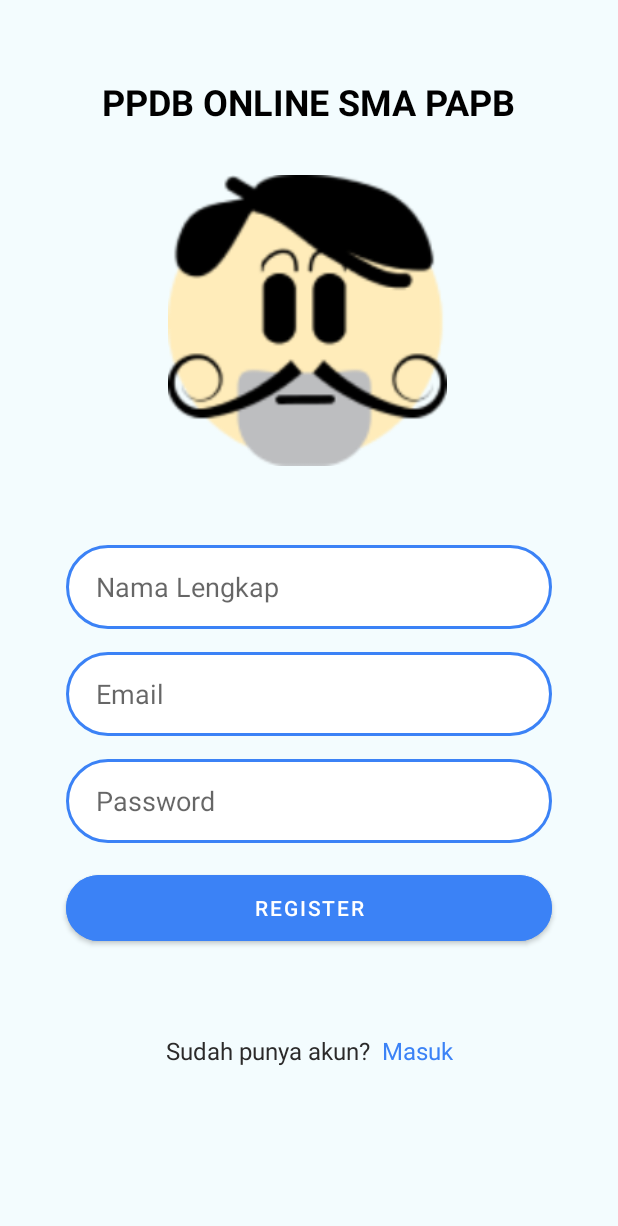
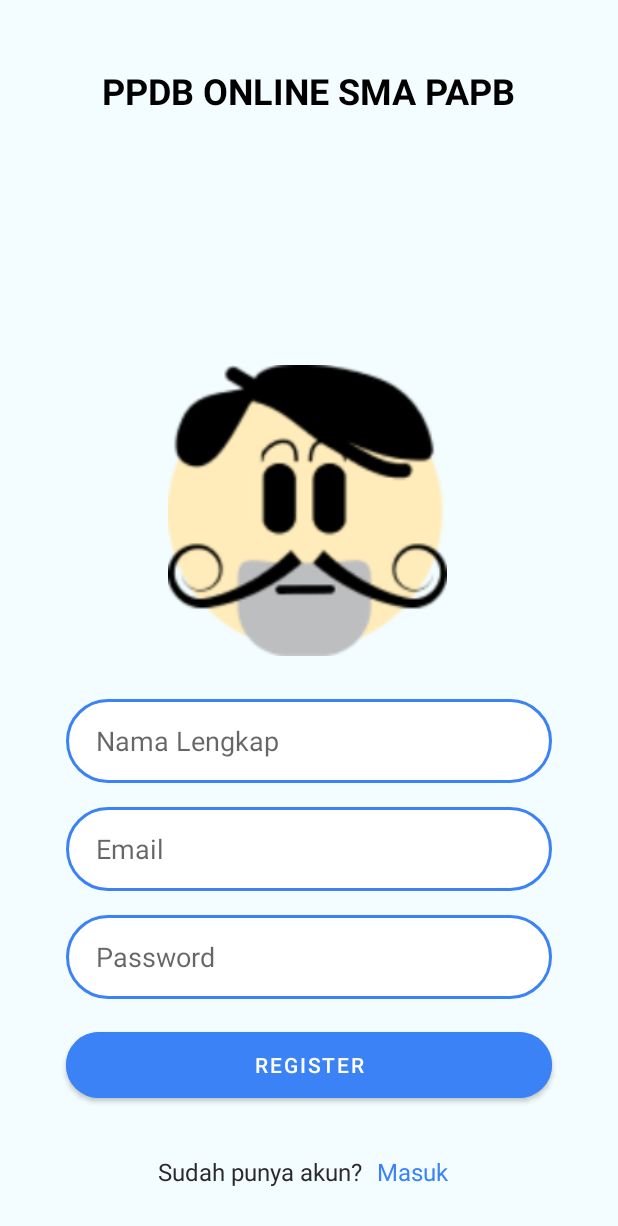
Before and after one commit to thoriqadillah/ppdb-papb, an Android app: the MainActivity screen opened directly, with no data from a screen before it, on a phone screen of 412 x 824 dp. Shown: the top 1226 px of the screen. Run offline under Robolectric (Android 15) with nearby library versions, the phone set to English and light mode, and no system bars; our stand-ins replace Firebase (no records; nobody signed in at launch, a user with empty details on screens opened directly); Roboto replaces fonts that are not available here.

Commit message:
login regist fixed

```diff
--- a/app/src/main/java/com/example/ppdb/HalamanUtama.java
+++ b/app/src/main/java/com/example/ppdb/HalamanUtama.java
@@ -21,7 +21,7 @@ import com.google.firebase.auth.FirebaseAuth;
 public class HalamanUtama extends AppCompatActivity  implements NavigationView.OnNavigationItemSelectedListener, View.OnClickListener {
 
     private DrawerLayout drawer;
-    Button idLogout, btnDataDiri, btnPengumuman, btnNilai;
+    Button idLogout, btnDataDiri, btnDaftarSiswa, btnNilai;
 
     @Override
     protected void onCreate(Bundle savedInstanceState) {
@@ -38,11 +38,11 @@ public class HalamanUtama extends AppCompatActivity  implements NavigationView.O
 
         btnDataDiri = findViewById(R.id.btnDataDiri);
         btnNilai = findViewById(R.id.btnNilai);
-        btnPengumuman = findViewById(R.id.btnPengumuman);
+        btnDaftarSiswa = findViewById(R.id.btnDaftarSiswa);
 
         btnDataDiri.setOnClickListener(this);
         btnNilai.setOnClickListener(this);
-        btnPengumuman.setOnClickListener(this);
+        btnDaftarSiswa.setOnClickListener(this);
 
         ActionBarDrawerToggle toggle = new ActionBarDrawerToggle(this, drawer, toolbar,
                 R.string.navigation_drawer_open, R.string.navigation_drawer_close);
--- a/app/src/main/java/com/example/ppdb/PengumumanActivity.java
+++ b/app/src/main/java/com/example/ppdb/PengumumanActivity.java
@@ -21,6 +21,7 @@ import java.util.ArrayList;
 public class PengumumanActivity extends AppCompatActivity {
     FirebaseDatabase db = FirebaseDatabase.getInstance("https://ppdb-papb-1a3c3-default-rtdb.asia-southeast1.firebasedatabase.app");
     DatabaseReference dbReference = db.getReference(Siswa.class.getSimpleName());
+    DatabaseReference dbReference2 = db.getReference(Siswa.class.getSimpleName()).child("Nilai");
 
     ArrayList<Siswa> list;
     Adapter adapter;
@@ -52,6 +53,7 @@ public class PengumumanActivity extends AppCompatActivity {
                     Siswa mhs = dataSnapshot1.getValue(Siswa.class);
                     list.add(mhs);
                 }
+                for (list : )
                 adapter.notifyDataSetChanged();
             }
 
--- a/app/src/main/res/layout/activity_main.xml
+++ b/app/src/main/res/layout/activity_main.xml
@@ -11,33 +11,33 @@
         android:id="@+id/imageView3"
         android:layout_width="186dp"
         android:layout_height="195dp"
-        android:layout_marginTop="116dp"
+        android:layout_marginBottom="28dp"
+        app:layout_constraintBottom_toTopOf="@+id/namaLengkapFormRegister"
         app:layout_constraintEnd_toEndOf="parent"
         app:layout_constraintHorizontal_bias="0.497"
         app:layout_constraintStart_toStartOf="parent"
-        app:layout_constraintTop_toTopOf="parent"
+        app:layout_constraintTop_toBottomOf="@+id/txtJudul"
+        app:layout_constraintVertical_bias="1.0"
         app:srcCompat="@drawable/logo_ppdb" />
 
     <TextView
         android:id="@+id/txtJudul"
         android:layout_width="wrap_content"
         android:layout_height="wrap_content"
-        android:layout_marginBottom="32dp"
+        android:layout_marginTop="44dp"
         android:text="PPDB ONLINE SMA PAPB"
         android:textColor="#000000"
         android:textSize="24sp"
         android:textStyle="bold"
-        app:layout_constraintBottom_toTopOf="@+id/imageView3"
-        app:layout_constraintEnd_toEndOf="@+id/imageView3"
-        app:layout_constraintHorizontal_bias="0.494"
-        app:layout_constraintStart_toStartOf="@+id/imageView3" />
+        app:layout_constraintEnd_toEndOf="parent"
+        app:layout_constraintStart_toStartOf="parent"
+        app:layout_constraintTop_toTopOf="parent" />
 
     <EditText
         android:id="@+id/emailFormRegister"
         android:layout_width="324dp"
         android:layout_height="56dp"
-        android:layout_marginStart="56dp"
-        android:layout_marginTop="15dp"
+        android:layout_marginBottom="16dp"
         android:background="@drawable/inputdesign"
         android:ems="10"
         android:hint="Email"
@@ -45,16 +45,15 @@
         android:paddingLeft="20dp"
         android:scrollbarSize="4dp"
         android:textColor="#000000"
-        app:layout_constraintEnd_toEndOf="@+id/namaLengkapFormRegister"
-        app:layout_constraintHorizontal_bias="1.0"
-        app:layout_constraintStart_toStartOf="@+id/namaLengkapFormRegister"
-        app:layout_constraintTop_toBottomOf="@+id/namaLengkapFormRegister" />
+        app:layout_constraintBottom_toTopOf="@+id/passwordFormRegister"
+        app:layout_constraintEnd_toEndOf="parent"
+        app:layout_constraintStart_toStartOf="parent" />
 
     <EditText
         android:id="@+id/passwordFormRegister"
         android:layout_width="324dp"
         android:layout_height="56dp"
-        android:layout_marginTop="15dp"
+        android:layout_marginBottom="16dp"
         android:background="@drawable/inputdesign"
         android:ems="10"
         android:hint="Password"
@@ -62,30 +61,28 @@
         android:paddingLeft="20dp"
         android:scrollbarSize="4dp"
         android:textColor="#000000"
-        app:layout_constraintEnd_toEndOf="@+id/emailFormRegister"
-        app:layout_constraintHorizontal_bias="0.0"
-        app:layout_constraintStart_toStartOf="@+id/emailFormRegister"
-        app:layout_constraintTop_toBottomOf="@+id/emailFormRegister" />
+        app:layout_constraintBottom_toTopOf="@+id/btnRegister"
+        app:layout_constraintEnd_toEndOf="parent"
+        app:layout_constraintStart_toStartOf="parent" />
 
     <Button
         android:id="@+id/btnRegister"
         android:layout_width="324dp"
         android:layout_height="56dp"
-        android:layout_marginTop="15dp"
+        android:layout_marginBottom="32dp"
         android:backgroundTint="#3B82F6"
         android:text="REGISTER"
         android:textColor="#FFFFFF"
         app:cornerRadius="100dp"
-        app:layout_constraintEnd_toEndOf="@+id/passwordFormRegister"
-        app:layout_constraintHorizontal_bias="0.0"
-        app:layout_constraintStart_toStartOf="@+id/passwordFormRegister"
-        app:layout_constraintTop_toBottomOf="@+id/passwordFormRegister" />
+        app:layout_constraintBottom_toTopOf="@+id/textView4"
+        app:layout_constraintEnd_toEndOf="parent"
+        app:layout_constraintStart_toStartOf="parent" />
 
     <EditText
         android:id="@+id/namaLengkapFormRegister"
         android:layout_width="324dp"
         android:layout_height="56dp"
-        android:layout_marginTop="52dp"
+        android:layout_marginBottom="16dp"
         android:background="@drawable/inputdesign"
         android:ems="10"
         android:hint="Nama Lengkap"
@@ -93,24 +90,23 @@
         android:paddingLeft="20dp"
         android:scrollbarSize="4dp"
         android:textColor="#000000"
-        app:layout_constraintEnd_toEndOf="@+id/txtJudul"
-        app:layout_constraintHorizontal_bias="0.51"
-        app:layout_constraintStart_toStartOf="@+id/txtJudul"
-        app:layout_constraintTop_toBottomOf="@+id/imageView3" />
+        app:layout_constraintBottom_toTopOf="@+id/emailFormRegister"
+        app:layout_constraintEnd_toEndOf="parent"
+        app:layout_constraintStart_toStartOf="parent" />
 
     <TextView
         android:id="@+id/textView4"
         android:layout_width="wrap_content"
         android:layout_height="wrap_content"
-        android:layout_marginTop="56dp"
+        android:layout_marginBottom="32dp"
         android:text="Sudah punya akun? "
         android:textColor="#2B2A2A"
         android:textSize="16sp"
-        app:layout_constraintEnd_toStartOf="@+id/txtBtnKeRegister"
-        app:layout_constraintHorizontal_bias="0.5"
+        app:layout_constraintBottom_toBottomOf="parent"
+        app:layout_constraintEnd_toEndOf="parent"
+        app:layout_constraintHorizontal_bias="0.388"
         app:layout_constraintHorizontal_chainStyle="packed"
-        app:layout_constraintStart_toStartOf="parent"
-        app:layout_constraintTop_toBottomOf="@+id/btnRegister" />
+        app:layout_constraintStart_toStartOf="parent" />
 
     <TextView
         android:id="@+id/txtBtnKeRegister"
@@ -120,7 +116,7 @@
         android:textColor="#3B82F6"
         android:textSize="16sp"
         app:layout_constraintEnd_toEndOf="parent"
-        app:layout_constraintHorizontal_bias="0.5"
-        app:layout_constraintStart_toEndOf="@+id/textView4"
+        app:layout_constraintHorizontal_bias="0.685"
+        app:layout_constraintStart_toStartOf="parent"
         app:layout_constraintTop_toTopOf="@+id/textView4" />
 </androidx.constraintlayout.widget.ConstraintLayout>
```
Also changed, not shown: app/src/main/res/layout/activity_halaman_utama.xml (+25 -10 lines), app/src/main/res/layout/activity_login.xml (+28 -26 lines).
